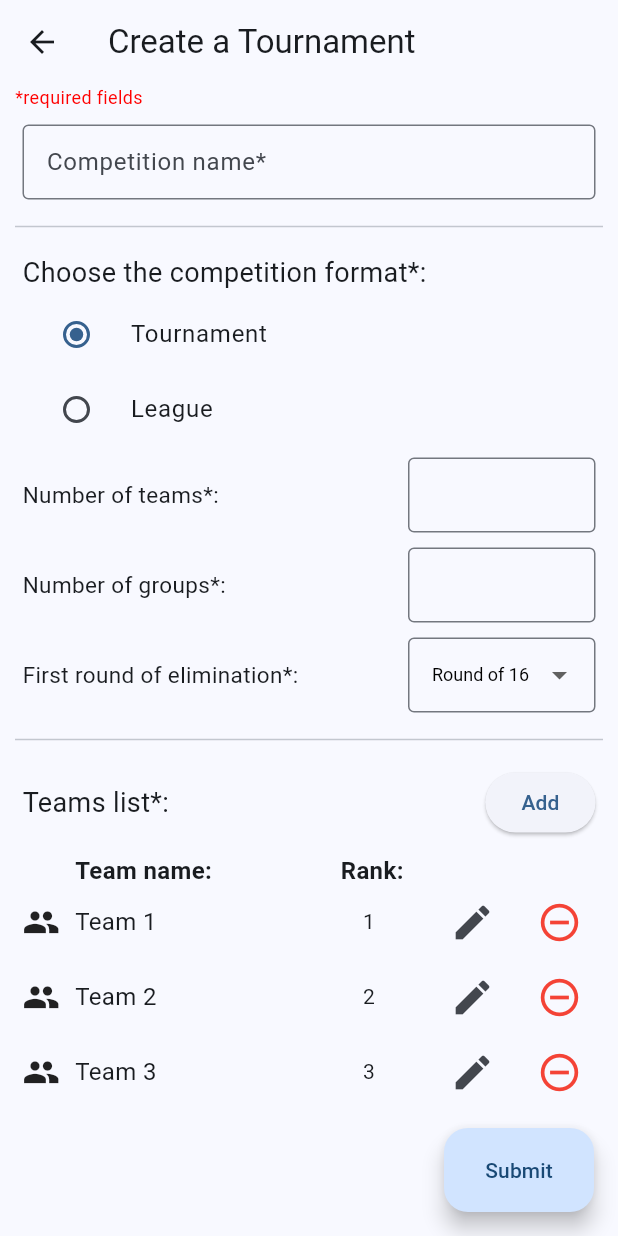
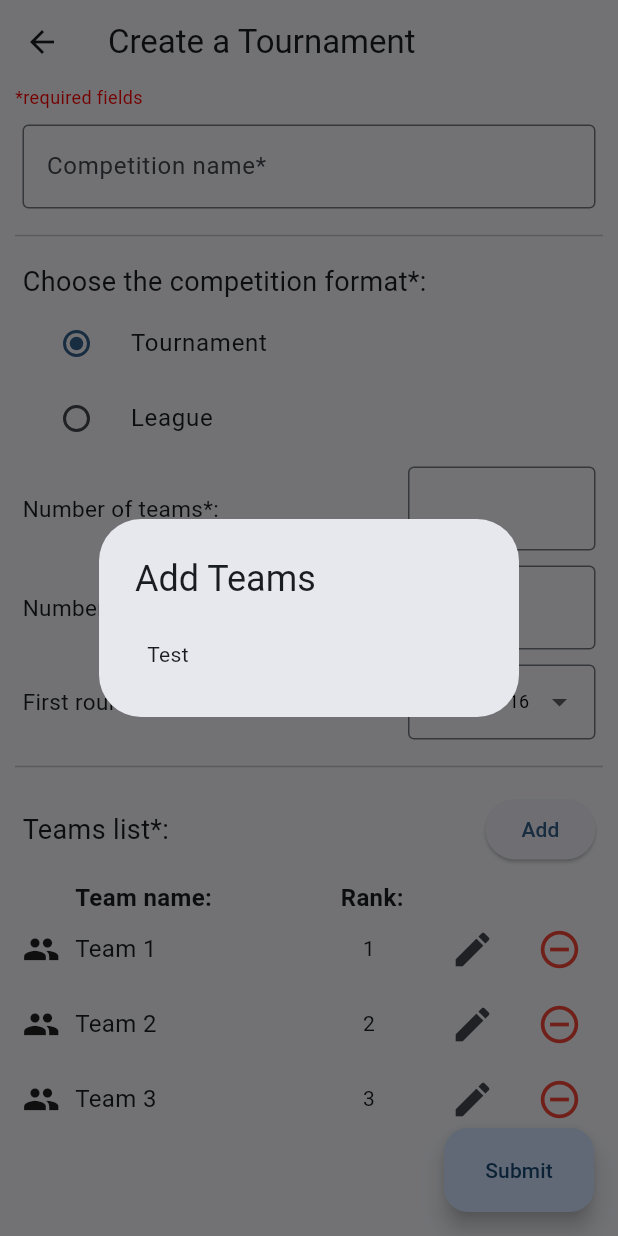
Before and after one commit to tomschulz02/Tournament-Organiser, a Flutter app: the CreateTournamentPageSmall screen opened directly, after a tap on "Add", on a phone screen of 412 x 824 dp. Run offline on Flutter 3.47's test engine with Material 3 defaults, Android fonts, the light colour scheme and no system bars.

Commit message:
Started working on the add teams popup for the create form

```diff
--- a/tourganiser/lib/create.dart
+++ b/tourganiser/lib/create.dart
@@ -377,13 +377,13 @@ class _CreateTournamentFormSmallState extends State<CreateTournamentFormSmall> {
                   ],
                 ),
 
-                //======================================
-                //Competition name and submission button
-                //======================================
+                //================
+                //Competition name
+                //================
                 Padding(
                   padding: const EdgeInsets.fromLTRB(edgePaddingSmall, 10, edgePaddingSmall, 10),
                   child: SizedBox(
-                    height: selectionFieldHeight,
+                    //height: selectionFieldHeight,
                     child: TextFormField(
                       decoration: InputDecoration(
                         border: OutlineInputBorder(),
@@ -444,7 +444,7 @@ class _CreateTournamentFormSmallState extends State<CreateTournamentFormSmall> {
                       ),
                       SizedBox(height: 10,),
                       SizedBox(
-                        height: selectionFieldHeight,
+                        //height: selectionFieldHeight,
                         child: Row(
                           children: [
                             Expanded(child: Text('Number of teams*:', style: TextStyle(fontSize: 15),)),
@@ -468,7 +468,7 @@ class _CreateTournamentFormSmallState extends State<CreateTournamentFormSmall> {
                       ),
                       SizedBox(height: 10,),
                       SizedBox(
-                        height: selectionFieldHeight,
+                        //height: selectionFieldHeight,
                         child: Row(
                           children: [
                             Expanded(child: Text('Number of groups*:', style: TextStyle(fontSize: 15),)),
@@ -523,8 +523,10 @@ class _CreateTournamentFormSmallState extends State<CreateTournamentFormSmall> {
                             alignment: Alignment.topRight,
                             child: ElevatedButton(
                               child: Text('Add'),
-                              onPressed: () {
-
+                              onPressed: () async {
+                                await showDialog<void>(context: context, builder: (BuildContext builder) {
+                                  return AddTeamPopUp();
+                                });
                               },
                             ),
                           ),
@@ -558,6 +560,25 @@ class _CreateTournamentFormSmallState extends State<CreateTournamentFormSmall> {
           ),
         )
       ],
+    );
+  }
+}
+
+class AddTeamPopUp extends StatelessWidget {
+  const AddTeamPopUp({
+    super.key,
+  });
+
+  @override
+  Widget build(BuildContext context) {
+    return AlertDialog(
+      scrollable: true,
+      title: Text("Add Teams"),
+      content: Padding(
+        padding: const EdgeInsets.all(8.0),
+        child: Text("Test"),
+      ),
+
     );
   }
 }
```
